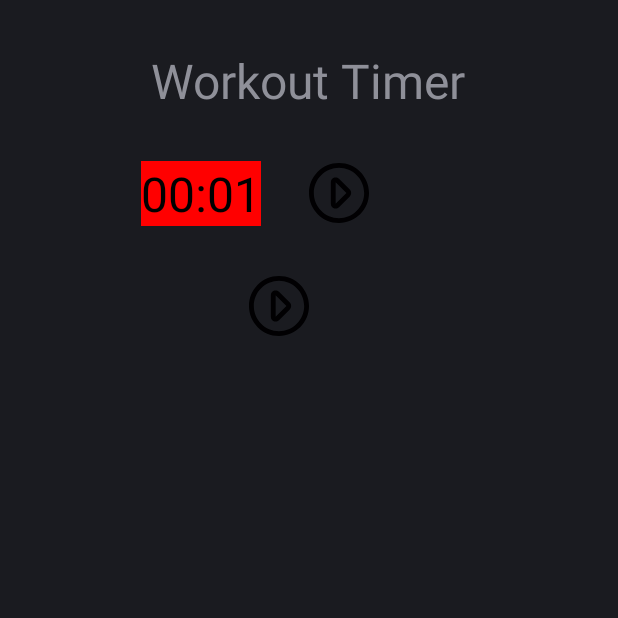
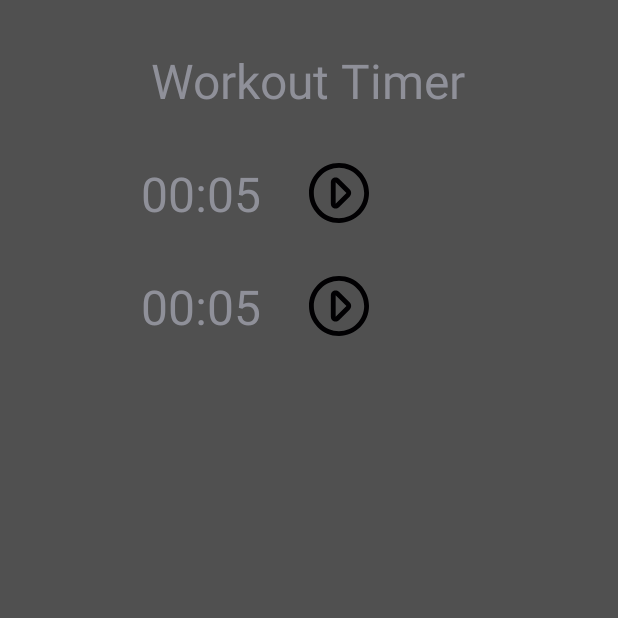
Before and after one commit to kyklish/WorkoutTimer, an Android app: the screen it shows after launch (MainActivity), on a phone screen of 412 x 824 dp, the top half of it. Run offline under Robolectric (Android 15) with nearby library versions, the phone set to English and light mode, and no system bars.

Commit message:
WorkoutTimer class. Lazy MediaPlayer.

```diff
--- a/app/build.gradle
+++ b/app/build.gradle
@@ -7,7 +7,7 @@ android {
     buildToolsVersion "29.0.2"
 
     defaultConfig {
-        applicationId "com.example.timer"
+        applicationId "com.example.workout.timer"
         minSdkVersion 19
         targetSdkVersion 29
         versionCode 1
--- a/app/src/main/java/com/example/timer/MainActivity.kt
+++ b/app/src/main/java/com/example/timer/MainActivity.kt
@@ -1,65 +1,60 @@
 package com.example.timer
 
 import android.app.Activity
-import android.graphics.Color
+import android.content.Context
 import android.media.MediaPlayer
 import android.os.Bundle
-import android.os.CountDownTimer
-import android.util.Log
+import android.widget.Button
 import android.widget.TextView
-import java.text.SimpleDateFormat
-import java.util.*
-import java.util.concurrent.TimeUnit
+import com.example.timer.Utils.Companion.logd
+import com.example.timer.Utils.Companion.toast
 
 
 class MainActivity : Activity() {
 
 	companion object {
-        // These represent different important times
-        // This is when the timer stops manually
-        const val DONE = 0L
-
-        // This is the number of milliseconds in a second
-        const val ONE_SECOND = 1000L
-
 		// "Pull Up" time for rest
-//        const val COUNTDOWN_PULL_UP : Long = (2 * 60 + 50) * 1000 // 02:50
-        const val COUNTDOWN_PULL_UP: Long = (0 * 60 + 3) * 1000 // 00:03
+//		const val COUNTDOWN_PULL_UP: Long = (2 * 60 + 50) * 1000 // 02:50
+		const val COUNTDOWN_PULL_UP: Long = 5L // 00:05
 
 		// "Press" time for rest
-        const val COUNTDOWN_PRESS: Long = (0 * 60 + 50) * 1000 // 00:50
+//        const val COUNTDOWN_PRESS: Long = (0 * 60 + 50) * 1000 // 00:50
 
 		// "Bars" time for rest
-        const val COUNTDOWN_BARS: Long = (1 * 60 + 50) * 1000 // 01:50
+//        const val COUNTDOWN_BARS: Long = (1 * 60 + 50) * 1000 // 01:50
+
+		lateinit var context: Context
+		lateinit var mediaPlayer: MediaPlayer
 	}
 
-    private val mediaPlayer = MediaPlayer.create(this, R.raw.sneeze)
 
 	override fun onCreate(savedInstanceState: Bundle?) {
 		super.onCreate(savedInstanceState)
 		setContentView(R.layout.activity_main)
 
-        val textPullUp1 = findViewById<TextView>(R.id.timerPullUp1)
-        textPullUp1.text = getTimeFromSeconds(TimeUnit.SECONDS.toMillis(COUNTDOWN_PULL_UP))
-
-        val timerPullUp1 = object : CountDownTimer(COUNTDOWN_PULL_UP, ONE_SECOND) {
-            override fun onTick(millisUntilFinished: Long) {
-                val secondsUntilFinished = TimeUnit.MILLISECONDS.toSeconds(millisUntilFinished)
-                textPullUp1.text = getTimeFromSeconds(secondsUntilFinished)
-                Log.i("Timer", getTimeFromSeconds(secondsUntilFinished) as String)
+		context = this
+		mediaPlayer = MediaPlayer.create(this, R.raw.timer_finished)
+		mediaPlayer.setOnErrorListener { mp, what, extra ->
+			// file:///F:/GAMES/Android/SDK/docs/reference/android/media/MediaPlayer.OnErrorListener.html
+			val strError = "MediaPlayer error: what = $what, extra = $extra"
+			logd(strError)
+			toast(strError)
+			// True if the method handled the error, false if it didn't.
+			false
 		}
 
-            override fun onFinish() {
-                textPullUp1.setBackgroundColor(Color.RED)
-                textPullUp1.setTextColor(Color.BLACK)
-//                if (mediaPlayer.isPlaying) {
-//                    mediaPlayer.stop()
-//                }
-                mediaPlayer.start()
-            }
-        }
-        timerPullUp1.start()
-
+		WorkoutTimer(
+				COUNTDOWN_PULL_UP,
+				findViewById(R.id.textPullUp1),
+				findViewById(R.id.buttonPullUpStart1),
+				findViewById(R.id.buttonPullUpStop1)
+		)
+		WorkoutTimer(
+				COUNTDOWN_PULL_UP,
+				findViewById(R.id.textPullUp2),
+				findViewById(R.id.buttonPullUpStart2),
+				findViewById(R.id.buttonPullUpStop2)
+		)
 	}
 
 	override fun onStop() {
@@ -67,16 +62,4 @@ class MainActivity : Activity() {
 		mediaPlayer.reset()
 		mediaPlayer.release()
 	}
-
-    /**
-     * Provides a String representation of the given time
-     * @param seconds total amount of seconds
-     * @return String? in "mm:ss" format
-     */
-    private fun getTimeFromSeconds(seconds: Long): String? {
-        val timeZone = TimeZone.getTimeZone("UTC")
-        val dateFormatter = SimpleDateFormat("mm:ss", Locale.getDefault())
-        dateFormatter.timeZone = timeZone
-        return dateFormatter.format(Date(seconds * 1000))
 }
-}
--- /dev/null
+++ b/app/src/main/java/com/example/timer/Utils.kt
@@ -0,0 +1,31 @@
+package com.example.timer
+
+import android.util.Log
+import android.widget.Toast
+import com.example.timer.MainActivity.Companion.context
+import java.text.SimpleDateFormat
+import java.util.*
+
+class Utils {
+	companion object {
+		/**
+		 * Provides a String representation of the given time
+		 * @param seconds total amount of seconds
+		 * @return String in "mm:ss" format
+		 */
+		fun getTimeFromSeconds(seconds: Long): String {
+			val timeZone = TimeZone.getTimeZone("UTC")
+			val dateFormatter = SimpleDateFormat("mm:ss", Locale.getDefault())
+			dateFormatter.timeZone = timeZone
+			return dateFormatter.format(Date(seconds * 1000))
+		}
+
+		fun logd(message: String) {
+			if (BuildConfig.DEBUG) Log.d(this::class.java.simpleName, message)
+		}
+
+		fun toast(message: String) {
+			Toast.makeText(context, message, Toast.LENGTH_SHORT).show()
+		}
+	}
+}
--- /dev/null
+++ b/app/src/main/java/com/example/timer/WorkoutTimer.kt
@@ -0,0 +1,68 @@
+package com.example.timer
+
+import android.graphics.Color
+import android.os.CountDownTimer
+import android.view.View
+import android.widget.Button
+import android.widget.TextView
+import com.example.timer.MainActivity.Companion.mediaPlayer
+import com.example.timer.Utils.Companion.getTimeFromSeconds
+import com.example.timer.Utils.Companion.logd
+import java.util.concurrent.TimeUnit
+
+class WorkoutTimer(
+		private val secondsInFuture: Long,
+		private val textViewTime: TextView,
+		private val buttonStart: Button,
+		private val buttonStop: Button
+) {
+	companion object {
+		// This is the number of milliseconds in a second
+		const val ONE_SECOND_IN_MILLIS = 1000L
+	}
+
+	private lateinit var timer: CountDownTimer
+
+	init {
+		textViewTime.text = getTimeFromSeconds(secondsInFuture)
+
+		buttonStart.setOnClickListener {
+			it.visibility = View.INVISIBLE
+			buttonStop.visibility = View.VISIBLE
+			timer.start()
+		}
+
+		buttonStop.setOnClickListener {
+			it.visibility = View.INVISIBLE
+			buttonStart.visibility = View.VISIBLE
+			textViewTime.text = getTimeFromSeconds(secondsInFuture)
+			textViewTime.setTextColor(Color.WHITE)
+			textViewTime.setBackgroundColor(MainActivity.context.resources.getColor(R.color.grey))
+			timer.cancel()
+		}
+
+		timer = object : CountDownTimer(
+				secondsInFuture * ONE_SECOND_IN_MILLIS,
+				ONE_SECOND_IN_MILLIS
+		) {
+			override fun onTick(millisUntilFinished: Long) {
+				val secondsUntilFinished = TimeUnit.MILLISECONDS.toSeconds(millisUntilFinished)
+				textViewTime.text = getTimeFromSeconds(secondsUntilFinished)
+				logd(getTimeFromSeconds(secondsUntilFinished))
+			}
+
+			override fun onFinish() {
+				textViewTime.apply {
+					text = getTimeFromSeconds(0L)
+					setBackgroundColor(Color.RED)
+					setTextColor(Color.BLACK)
+				}
+				if (mediaPlayer.isPlaying) {
+					mediaPlayer.stop()
+					mediaPlayer.prepare()
+				}
+				mediaPlayer.start()
+			}
+		}
+	}
+}
--- a/app/src/main/res/drawable/ic_start.xml
+++ b/app/src/main/res/drawable/ic_start.xml
@@ -1,5 +1,12 @@
-<vector android:height="100dp" android:viewportHeight="271.953"
-    android:viewportWidth="271.953" android:width="100dp" xmlns:android="http://schemas.android.com/apk/res/android">
-    <path android:fillColor="#010002" android:pathData="M135.977,271.953c75.097,0 135.977,-60.879 135.977,-135.977S211.074,0 135.977,0S0,60.879 0,135.977S60.879,271.953 135.977,271.953zM250.197,135.977c0,62.979 -51.241,114.22 -114.22,114.22s-114.22,-51.241 -114.22,-114.22s51.241,-114.22 114.22,-114.22S250.197,72.998 250.197,135.977z"/>
-    <path android:fillColor="#010002" android:pathData="M112.295,205.031c2.692,1.115 5.434,1.659 8.235,1.659c5.662,0 11.183,-2.208 15.344,-6.375l48.93,-48.952c8.496,-8.496 8.485,-22.273 -0.011,-30.769l-48.957,-48.952c-4.161,-4.161 -9.73,-6.375 -15.393,-6.375c-2.801,0 -5.461,0.544 -8.153,1.659c-8.126,3.367 -13.255,11.297 -13.255,20.097v97.903C99.034,193.729 104.164,201.664 112.295,205.031zM120.791,88.613v-1.588l48.952,48.952l-48.952,48.952V88.613z"/>
+<vector xmlns:android="http://schemas.android.com/apk/res/android"
+	android:width="100dp"
+	android:height="100dp"
+	android:viewportWidth="271.953"
+	android:viewportHeight="271.953">
+	<path
+		android:fillColor="#010002"
+		android:pathData="M135.977,271.953c75.097,0 135.977,-60.879 135.977,-135.977S211.074,0 135.977,0S0,60.879 0,135.977S60.879,271.953 135.977,271.953zM250.197,135.977c0,62.979 -51.241,114.22 -114.22,114.22s-114.22,-51.241 -114.22,-114.22s51.241,-114.22 114.22,-114.22S250.197,72.998 250.197,135.977z" />
+	<path
+		android:fillColor="#010002"
+		android:pathData="M112.295,205.031c2.692,1.115 5.434,1.659 8.235,1.659c5.662,0 11.183,-2.208 15.344,-6.375l48.93,-48.952c8.496,-8.496 8.485,-22.273 -0.011,-30.769l-48.957,-48.952c-4.161,-4.161 -9.73,-6.375 -15.393,-6.375c-2.801,0 -5.461,0.544 -8.153,1.659c-8.126,3.367 -13.255,11.297 -13.255,20.097v97.903C99.034,193.729 104.164,201.664 112.295,205.031zM120.791,88.613v-1.588l48.952,48.952l-48.952,48.952V88.613z" />
 </vector>
--- a/app/src/main/res/drawable/ic_stop.xml
+++ b/app/src/main/res/drawable/ic_stop.xml
@@ -1,5 +1,12 @@
-<vector android:height="100dp" android:viewportHeight="512"
-    android:viewportWidth="512" android:width="100dp" xmlns:android="http://schemas.android.com/apk/res/android">
-    <path android:fillColor="#FF000000" android:pathData="m256,512c-68.38,0 -132.667,-26.629 -181.02,-74.98 -48.351,-48.353 -74.98,-112.64 -74.98,-181.02s26.629,-132.667 74.98,-181.02c48.353,-48.351 112.64,-74.98 181.02,-74.98s132.667,26.629 181.02,74.98c48.351,48.353 74.98,112.64 74.98,181.02s-26.629,132.667 -74.98,181.02c-48.353,48.351 -112.64,74.98 -181.02,74.98zM256,30c-124.617,0 -226,101.383 -226,226s101.383,226 226,226 226,-101.383 226,-226 -101.383,-226 -226,-226z"/>
-    <path android:fillColor="#FF000000" android:pathData="m356,371h-200c-8.284,0 -15,-6.716 -15,-15v-200c0,-8.284 6.716,-15 15,-15h200c8.284,0 15,6.716 15,15v200c0,8.284 -6.716,15 -15,15zM171,341h170v-170h-170z"/>
+<vector xmlns:android="http://schemas.android.com/apk/res/android"
+	android:width="100dp"
+	android:height="100dp"
+	android:viewportWidth="512"
+	android:viewportHeight="512">
+	<path
+		android:fillColor="#FF000000"
+		android:pathData="m256,512c-68.38,0 -132.667,-26.629 -181.02,-74.98 -48.351,-48.353 -74.98,-112.64 -74.98,-181.02s26.629,-132.667 74.98,-181.02c48.353,-48.351 112.64,-74.98 181.02,-74.98s132.667,26.629 181.02,74.98c48.351,48.353 74.98,112.64 74.98,181.02s-26.629,132.667 -74.98,181.02c-48.353,48.351 -112.64,74.98 -181.02,74.98zM256,30c-124.617,0 -226,101.383 -226,226s101.383,226 226,226 226,-101.383 226,-226 -101.383,-226 -226,-226z" />
+	<path
+		android:fillColor="#FF000000"
+		android:pathData="m356,371h-200c-8.284,0 -15,-6.716 -15,-15v-200c0,-8.284 6.716,-15 15,-15h200c8.284,0 15,6.716 15,15v200c0,8.284 -6.716,15 -15,15zM171,341h170v-170h-170z" />
 </vector>
--- a/app/src/main/res/layout/activity_main.xml
+++ b/app/src/main/res/layout/activity_main.xml
@@ -3,6 +3,7 @@
 	xmlns:tools="http://schemas.android.com/tools"
 	android:layout_width="match_parent"
 	android:layout_height="match_parent"
+	android:background="@color/grey"
 	tools:context=".MainActivity">
 
 
@@ -24,7 +25,7 @@
 		android:layout_marginTop="@dimen/margin">
 
 		<TextView
-            android:id="@+id/timerPullUp1"
+			android:id="@+id/textPullUp1"
 			android:layout_width="wrap_content"
 			android:layout_height="wrap_content"
 			android:layout_centerVertical="true"
@@ -37,7 +38,7 @@
 			android:layout_height="@dimen/buttonSize"
 			android:layout_centerVertical="true"
 			android:layout_marginStart="@dimen/margin"
-            android:layout_toEndOf="@id/timerPullUp1"
+			android:layout_toEndOf="@id/textPullUp1"
 			android:background="@drawable/ic_start" />
 
 		<Button
@@ -61,7 +62,7 @@
 		android:layout_marginTop="@dimen/margin">
 
 		<TextView
-            android:id="@+id/timerPullUp2"
+			android:id="@+id/textPullUp2"
 			android:layout_width="wrap_content"
 			android:layout_height="wrap_content"
 			android:layout_centerVertical="true"
@@ -74,7 +75,7 @@
 			android:layout_height="@dimen/buttonSize"
 			android:layout_centerVertical="true"
 			android:layout_marginStart="@dimen/margin"
-            android:layout_toEndOf="@id/timerPullUp2"
+			android:layout_toEndOf="@id/textPullUp2"
 			android:background="@drawable/ic_start" />
 
 		<Button
--- a/app/src/main/res/values/colors.xml
+++ b/app/src/main/res/values/colors.xml
@@ -3,4 +3,5 @@
 	<color name="colorPrimary">#6200EE</color>
 	<color name="colorPrimaryDark">#3700B3</color>
 	<color name="colorAccent">#03DAC5</color>
+	<color name="grey">#505050</color>
 </resources>
--- a/app/src/main/res/values/dimens.xml
+++ b/app/src/main/res/values/dimens.xml
@@ -2,6 +2,6 @@
 <resources>
 	<dimen name="marginTop">32dp</dimen>
 	<dimen name="margin">32dp</dimen>
-    <dimen name="buttonSize">40dp</dimen>
+	<dimen name="buttonSize">40dp</dimen>
 	<dimen name="textSize">32sp</dimen>
 </resources>
--- a/app/src/main/res/values/styles.xml
+++ b/app/src/main/res/values/styles.xml
@@ -1,6 +1,6 @@
 <resources>
 
-    <!-- Base application theme. -->
-    <style name="AppTheme" parent="android:Theme.DeviceDefault.NoActionBar" />
+	<!-- Base application theme. -->
+	<style name="AppTheme" parent="android:Theme.DeviceDefault.NoActionBar" />
 
-    </resources>
+</resources>
```
Also changed, not shown: app/src/main/res/drawable/ic_timer.xml (+27 -27 lines), app/src/main/AndroidManifest.xml (indentation only), 2 other files. Lines whose indentation alone changed are shown as unchanged.
